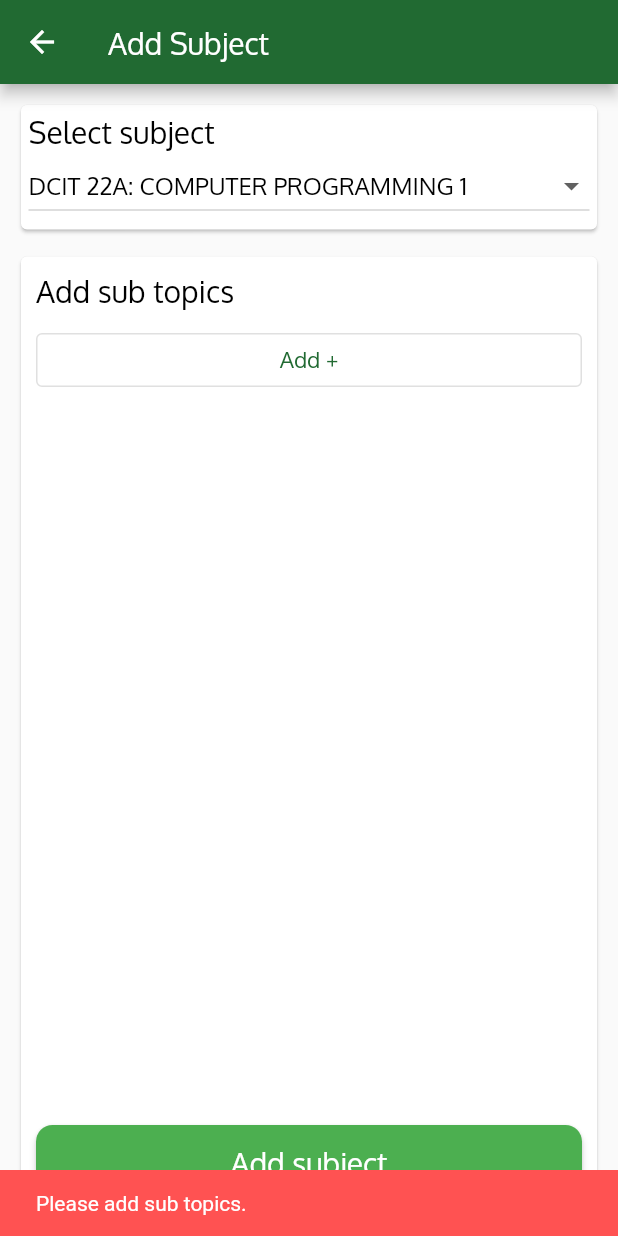
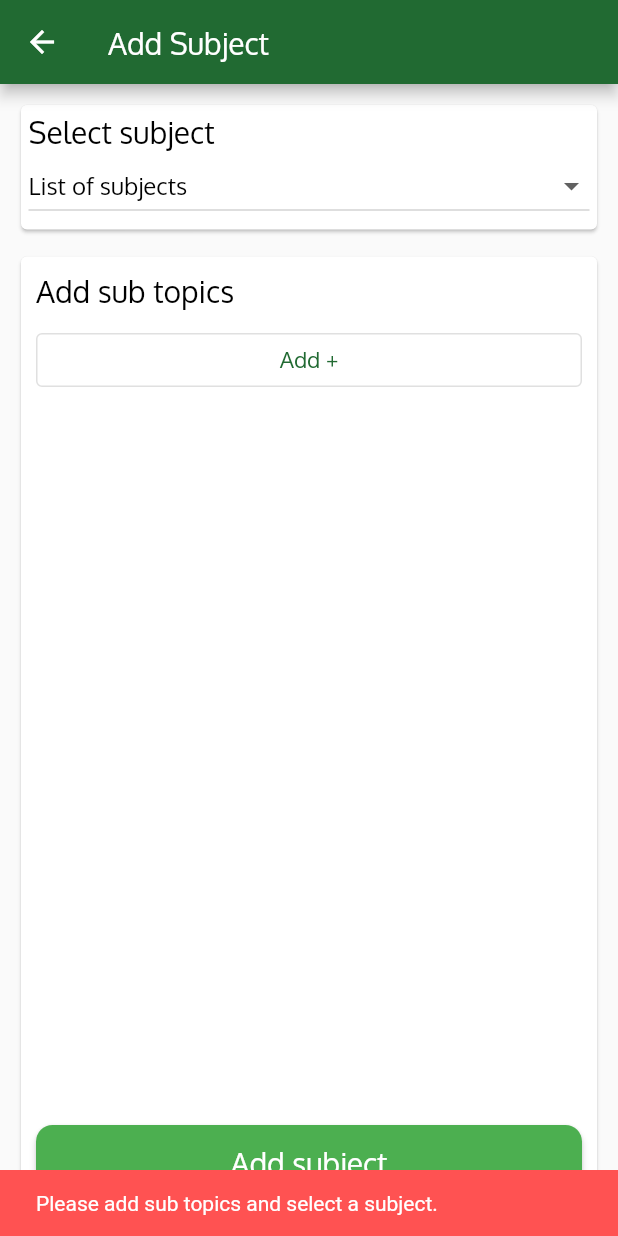
Before and after one commit to dextralquisola/project_lift, a Flutter app: the AddSubjectScreen screen opened directly, after a tap on "Add subject", on a phone screen of 412 x 824 dp. Run offline on Flutter 3.47's test engine with Material 2 defaults, Android fonts, the phone set to English and light mode, and no system bars; our stand-ins replace device_info_plus, firebase_core, firebase_messaging, flutter_speed_dial, font_awesome_flutter, shared_preferences and 1 more; accounts and stored records are empty.

Commit message:
added subject filtering

```diff
--- a/lib/constants/subjects.dart
+++ b/lib/constants/subjects.dart
@@ -1,25 +1,26 @@
 const computerScience = [
-  { "subjectCode": "GNED 05", "description": "PURPOSIVE COMMUNICATION" },
-  { "subjectCode": "FITT 1", "description": "MOVEMENT ENHANCEMENT" },
+  {"subjectCode": "", "description": ""},
+  {"subjectCode": "GNED 05", "description": "PURPOSIVE COMMUNICATION"},
+  {"subjectCode": "FITT 1", "description": "MOVEMENT ENHANCEMENT"},
   {
     "subjectCode": "GNED 11",
     "description": "KONTEKSTWALISADONG KOMUNIKASYON SA FILIPINO",
   },
-  { "subjectCode": "DCIT 22A", "description": "COMPUTER PROGRAMMING 1" },
-  { "subjectCode": "COSC 50A", "description": "DISCRETE STRUCTURE" },
-  { "subjectCode": "DCIT 21A", "description": "INTRODUCTION TO COMPUTING" },
-  { "subjectCode": "GNED 02", "description": "ETHICS" },
-  { "subjectCode": "GNED 01", "description": "ART APPRECIATION" },
-  { "subjectCode": "GNED 03", "description": "MATHEMATICS IN THE MODERN WORLD" },
-  { "subjectCode": "GNED 06", "description": "SCIENCE, TECHNOLOGY AND SOCIETY" },
-  { "subjectCode": "GNED 12", "description": "DALUMAT NG/SA FILIPINO" },
-  { "subjectCode": "DCIT23", "description": "COMPUTER PROGRAMMING II" },
-  { "subjectCode": "ITEC50B", "description": "WEB SYSTEMS AND TECHNOLOGIES" },
-  { "subjectCode": "FITT 2", "description": "FITNESS EXERCISES" },
-  { "subjectCode": "MATH 1A", "description": "ANALYTIC GEOMETRY" },
-  { "subjectCode": "COSC 55A", "description": "DISCRETE STRUCTURES II" },
-  { "subjectCode": "DCIT 50LEC", "description": "OBJECT ORIENTED PROGRAMMING" },
-  { "subjectCode": "DCIT 24LEC", "description": "INFORMATION MANAGEMENT" },
+  {"subjectCode": "DCIT 22A", "description": "COMPUTER PROGRAMMING 1"},
+  {"subjectCode": "COSC 50A", "description": "DISCRETE STRUCTURE"},
+  {"subjectCode": "DCIT 21A", "description": "INTRODUCTION TO COMPUTING"},
+  {"subjectCode": "GNED 02", "description": "ETHICS"},
+  {"subjectCode": "GNED 01", "description": "ART APPRECIATION"},
+  {"subjectCode": "GNED 03", "description": "MATHEMATICS IN THE MODERN WORLD"},
+  {"subjectCode": "GNED 06", "description": "SCIENCE, TECHNOLOGY AND SOCIETY"},
+  {"subjectCode": "GNED 12", "description": "DALUMAT NG/SA FILIPINO"},
+  {"subjectCode": "DCIT23", "description": "COMPUTER PROGRAMMING II"},
+  {"subjectCode": "ITEC50B", "description": "WEB SYSTEMS AND TECHNOLOGIES"},
+  {"subjectCode": "FITT 2", "description": "FITNESS EXERCISES"},
+  {"subjectCode": "MATH 1A", "description": "ANALYTIC GEOMETRY"},
+  {"subjectCode": "COSC 55A", "description": "DISCRETE STRUCTURES II"},
+  {"subjectCode": "DCIT 50LEC", "description": "OBJECT ORIENTED PROGRAMMING"},
+  {"subjectCode": "DCIT 24LEC", "description": "INFORMATION MANAGEMENT"},
   {
     "subjectCode": "FITT 3",
     "description": "PHYSICAL ACTIVITIES TOWARDS HEALTH AND FITNESS 1",
@@ -28,12 +29,12 @@ const computerScience = [
     "subjectCode": "GNED 04",
     "description": "MGA BABASAHIN HINGGIL SA KASAYSAYAN NG PILIPINAS",
   },
-  { "subjectCode": "COSC 60LEC", "description": "DIGITAL LOGIC DESIGN" },
+  {"subjectCode": "COSC 60LEC", "description": "DIGITAL LOGIC DESIGN"},
   {
     "subjectCode": "INSY 50",
     "description": "FUNDAMENTALS OF INFORMATION SYSTEMS",
   },
-  { "subjectCode": "COSC 60A", "description": "DIGITAL LOGIC DESIGN" },
+  {"subjectCode": "COSC 60A", "description": "DIGITAL LOGIC DESIGN"},
   {
     "subjectCode": "DCIT55A",
     "description": "ADVANCED DATABASE MANAGEMENT SYSTEM",
@@ -46,55 +47,58 @@ const computerScience = [
     "subjectCode": "FITT 4",
     "description": "PHYSICAL ACTIVITIES TOWARDS HEALTH & FITNESS 2",
   },
-  { "subjectCode": "COSC 65A", "description": "ARCHITECTURE AND ORGANIZATION" },
-  { "subjectCode": "GNED 08", "description": "UNDERSTANDING THE SELF" },
-  { "subjectCode": "DCIT 24A", "description": "INFORMATION MANAGEMENT" },
-  { "subjectCode": "COSC 70A", "description": "SOFTWARE ENGINEERING I" },
-  { "subjectCode": "MATH2C", "description": "CALCULUS" },
-  { "subjectCode": "DCIT25", "description": "DATA STRUCTURES AND ALGORITHMS" },
-  { "subjectCode": "DCIT 50", "description": "OBJECT ORIENTED PROGRAMMING" },
+  {"subjectCode": "COSC 65A", "description": "ARCHITECTURE AND ORGANIZATION"},
+  {"subjectCode": "GNED 08", "description": "UNDERSTANDING THE SELF"},
+  {"subjectCode": "DCIT 24A", "description": "INFORMATION MANAGEMENT"},
+  {"subjectCode": "COSC 70A", "description": "SOFTWARE ENGINEERING I"},
+  {"subjectCode": "MATH2C", "description": "CALCULUS"},
+  {"subjectCode": "DCIT25", "description": "DATA STRUCTURES AND ALGORITHMS"},
+  {"subjectCode": "DCIT 50", "description": "OBJECT ORIENTED PROGRAMMING"},
   {
     "subjectCode": "DCIT 26",
     "description": "APPLICATION DEVELOPMENT AND EMERGING TECHNOLOGIES",
   },
-  { "subjectCode": "DCIT 65A", "description": "SOCIAL AND PROFESSIONAL ISSUES" },
-  { "subjectCode": "COSC 85B", "description": "NETWORKS AND COMMUNICATION" },
-  { "subjectCode": "MATH 3B", "description": "LINEAR ALGEBRA" },
-  { "subjectCode": "COSC 75A", "description": "SOFTWARE ENGINEERING II" },
-  { "subjectCode": "COSC 80B", "description": "OPERATING SYSTEMS" },
+  {"subjectCode": "DCIT 65A", "description": "SOCIAL AND PROFESSIONAL ISSUES"},
+  {"subjectCode": "COSC 85B", "description": "NETWORKS AND COMMUNICATION"},
+  {"subjectCode": "MATH 3B", "description": "LINEAR ALGEBRA"},
+  {"subjectCode": "COSC 75A", "description": "SOFTWARE ENGINEERING II"},
+  {"subjectCode": "COSC 80B", "description": "OPERATING SYSTEMS"},
   {
     "subjectCode": "COSC 101",
     "description": "CS ELECTIVE 1 (COMPUTER GRAPHICS AND VISUAL COMPUTING)",
   },
-  { "subjectCode": "MATH 4A", "description": "EXPERIMENTAL STATISTICS" },
-  { "subjectCode": "COSC 90A", "description": "DESIGN AND ANALYSIS OF ALGORITHM" },
+  {"subjectCode": "MATH 4A", "description": "EXPERIMENTAL STATISTICS"},
+  {
+    "subjectCode": "COSC 90A",
+    "description": "DESIGN AND ANALYSIS OF ALGORITHM"
+  },
   {
     "subjectCode": "ITEC 85C",
     "description": "INFORMATION ASSURANCE AND SECURITY",
   },
-  { "subjectCode": "COSC 95A", "description": "PROGRAMMING LANGUAGES" },
-  { "subjectCode": "GNED 09", "description": "LIFE AND WORKS OF RIZAL" },
-  { "subjectCode": "DCIT 60A", "description": "METHODS OF RESEARCH" },
+  {"subjectCode": "COSC 95A", "description": "PROGRAMMING LANGUAGES"},
+  {"subjectCode": "GNED 09", "description": "LIFE AND WORKS OF RIZAL"},
+  {"subjectCode": "DCIT 60A", "description": "METHODS OF RESEARCH"},
   {
     "subjectCode": "COSC 106",
     "description": "CS ELECTIVE 2 (INTRODUCTION TO GAME DEVELOPMENT)",
   },
-  { "subjectCode": "ITEC 80B", "description": "HUMAN COMPUTER INTERACTION" },
+  {"subjectCode": "ITEC 80B", "description": "HUMAN COMPUTER INTERACTION"},
   {
     "subjectCode": "COSC 100A",
     "description": "AUTOMATA THEORY AND FORMAL LANGUAGES",
   },
-  { "subjectCode": "COSC 200A", "description": "UNDERGRADUATE THESIS 1" },
+  {"subjectCode": "COSC 200A", "description": "UNDERGRADUATE THESIS 1"},
   {
     "subjectCode": "COSC 111A",
     "description": "CS ELECTIVE 3 (INTERNET OF THINGS)",
   },
-  { "subjectCode": "COSC 105", "description": "INTELLIGENT SYSTEMS" },
-  { "subjectCode": "GNED 07", "description": "THE CONTEMPORARY WORLD" },
-  { "subjectCode": "GNED 10", "description": "GENDER AND SOCIETY" },
+  {"subjectCode": "COSC 105", "description": "INTELLIGENT SYSTEMS"},
+  {"subjectCode": "GNED 07", "description": "THE CONTEMPORARY WORLD"},
+  {"subjectCode": "GNED 10", "description": "GENDER AND SOCIETY"},
   {
     "subjectCode": "COSC 110",
     "description": "NUMERICAL AND SYMBOLIC COMPUTATION",
   },
-  { "subjectCode": "COSC 200BNEW", "description": "UNDERGRADUATE THESIS II" },
+  {"subjectCode": "COSC 200BNEW", "description": "UNDERGRADUATE THESIS II"},
 ];
--- a/lib/features/profile/screens/add_subject_screen.dart
+++ b/lib/features/profile/screens/add_subject_screen.dart
@@ -5,8 +5,10 @@ import 'package:project_lift/models/subject.dart';
 import 'package:project_lift/widgets/app_button.dart';
 import 'package:project_lift/widgets/app_text.dart';
 import 'package:project_lift/widgets/app_textfield.dart';
+import 'package:provider/provider.dart';
 
 import '../../../constants/subjects.dart';
+import '../../../providers/user_provider.dart';
 
 class AddSubjectScreen extends StatefulWidget {
   const AddSubjectScreen({super.key});
@@ -21,26 +23,28 @@ class _AddSubjectScreenState extends State<AddSubjectScreen> {
 
   List<SubTopic> subTopics = [];
 
-  String selectedValue = computerScience[3]['subjectCode']!;
-  List<DropdownMenuItem<String>> get dropdownItems {
-    var menuItems = [
-      ...computerScience
-          .map(
-            (e) => DropdownMenuItem(
-              value: e['subjectCode'],
-              child:
-                  AppText(text: '${e["subjectCode"]!}: ${e["description"]!}'),
-            ),
-          )
-          .toList(),
-    ];
-    return menuItems;
-  }
+  String selectedValue = computerScience[0]['subjectCode']!;
+
+  late List<DropdownMenuItem<String>> dropdownItems;
 
   final profileService = ProfileServie();
 
   @override
   Widget build(BuildContext context) {
+    final userProvider = Provider.of<UserProvider>(context, listen: false);
+
+    var filteredSubjects = filterSubjects(userProvider);
+    dropdownItems = filteredSubjects
+        .map(
+          (e) => DropdownMenuItem(
+            value: e['subjectCode'],
+            child: e['subjectCode'] != ''
+                ? AppText(text: '${e['subjectCode']}: ${e['description']}')
+                : AppText(text: 'List of subjects'),
+          ),
+        )
+        .toList();
+
     return Scaffold(
       appBar: AppBar(
         title: const Text('Add Subject'),
@@ -136,7 +140,7 @@ class _AddSubjectScreenState extends State<AddSubjectScreen> {
                       const SizedBox(height: 10),
                       AppButton(
                         onPressed: () async {
-                          if (subTopics.isNotEmpty) {
+                          if (subTopics.isNotEmpty && selectedValue != '') {
                             var newSubject = Subject(
                               subjectCode: selectedValue,
                               description: computerScience.firstWhere(
@@ -153,7 +157,8 @@ class _AddSubjectScreenState extends State<AddSubjectScreen> {
                             ScaffoldMessenger.of(context).showSnackBar(
                               SnackBar(
                                 content: AppText(
-                                  text: 'Please add sub topics.',
+                                  text:
+                                      'Please add sub topics and select a subject.',
                                   textColor: Colors.white,
                                 ),
                                 backgroundColor: Colors.redAccent,
@@ -174,6 +179,18 @@ class _AddSubjectScreenState extends State<AddSubjectScreen> {
         ),
       ),
     );
+  }
+
+  List<Map<String, String>> filterSubjects(UserProvider userProvider) {
+    List<Map<String, String>> newFilteredSubjects = [];
+
+    for (var subject in computerScience) {
+      if (!userProvider.isSubjectAdded(subject['subjectCode']!)) {
+        newFilteredSubjects.add(subject);
+      }
+    }
+
+    return newFilteredSubjects;
   }
 
   void _onChange(String? value) {
--- a/lib/features/profile/screens/profile_screen.dart
+++ b/lib/features/profile/screens/profile_screen.dart
@@ -98,13 +98,14 @@ class _ProfileScreenState extends State<ProfileScreen>
                               showSnackBar(context, "Something went wrong");
                             }
                           },
-                          icon:
-                              const Icon(Icons.exit_to_app, color: Colors.white),
+                          icon: const Icon(Icons.exit_to_app,
+                              color: Colors.white),
                         ),
                         IconButton(
                           constraints: const BoxConstraints(),
                           onPressed: () {},
-                          icon: const Icon(Icons.more_vert, color: Colors.white),
+                          icon:
+                              const Icon(Icons.more_vert, color: Colors.white),
                         ),
                       ],
                     ),
@@ -128,6 +129,7 @@ class _ProfileScreenState extends State<ProfileScreen>
                     child: Column(
                       children: [
                         ExpansionTile(
+                          initiallyExpanded: true,
                           title: AppText(
                             text: "Subjects I can help with",
                             fontWeight: FontWeight.w600,
--- a/lib/providers/user_provider.dart
+++ b/lib/providers/user_provider.dart
@@ -12,6 +12,10 @@ class UserProvider with ChangeNotifier {
   List<Subject> get subjects => _user.subjects;
   bool get isTutor => _user.role == 'tutor';
   bool get isAuthenticated => _user.token != '';
+
+  bool isSubjectAdded(String subjectCode) {
+    return subjects.any((subject) => subject.subjectCode == subjectCode);
+  }
 
   void addSubject(Subject subject) {
     _user = _user.copyFrom(
```
